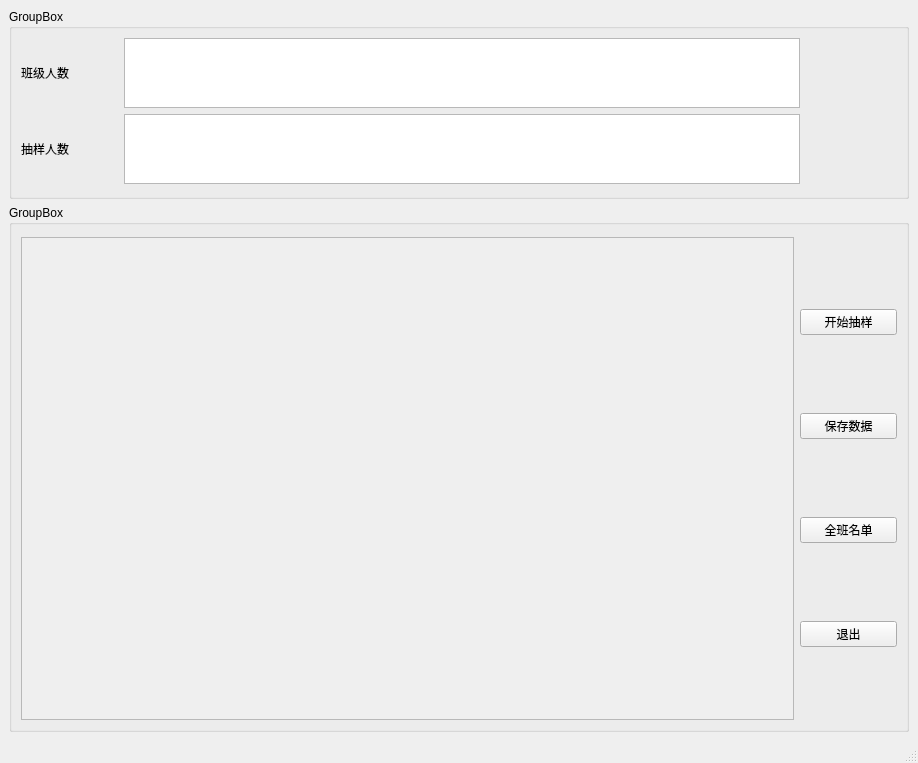
Old version of the form QT/qt_exercise1.ui in the repository lyndonhe666/Learn_python.
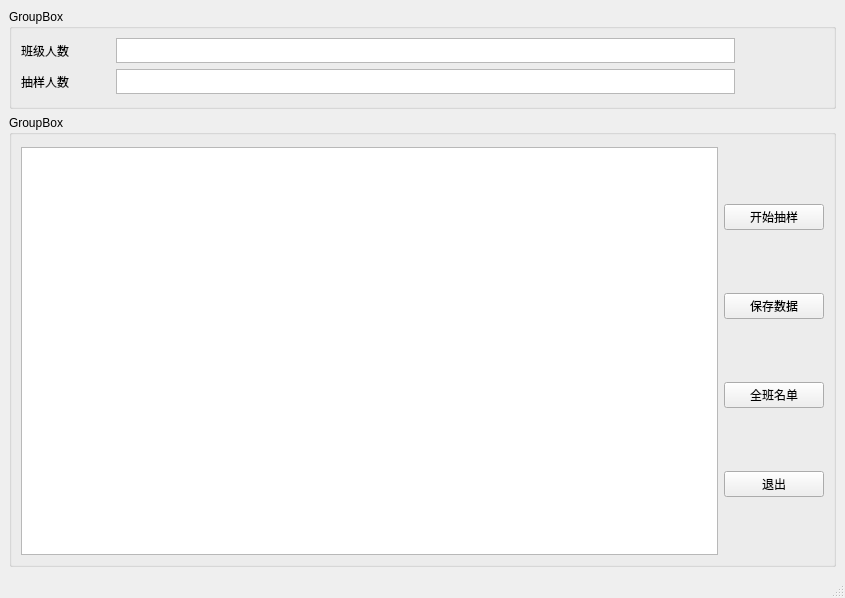
New version of the form.

Commit message: change the name of the two plainTextEdit

Diff of the .ui file:
```diff
--- a/QT/qt_exercise1.ui
+++ b/QT/qt_exercise1.ui
@@ -6,8 +6,8 @@
    <rect>
     <x>0</x>
     <y>0</y>
-    <width>918</width>
-    <height>763</height>
+    <width>845</width>
+    <height>598</height>
    </rect>
   </property>
   <property name="windowTitle">
@@ -23,9 +23,15 @@
       <property name="sizePolicy">
        <sizepolicy hsizetype="Preferred" vsizetype="Preferred">
         <horstretch>4</horstretch>
-        <verstretch>4</verstretch>
+        <verstretch>1</verstretch>
        </sizepolicy>
       </property>
+      <property name="maximumSize">
+       <size>
+        <width>1000000</width>
+        <height>100</height>
+       </size>
+      </property>
       <property name="title">
        <string>GroupBox</string>
       </property>
@@ -38,6 +44,12 @@
        </property>
        <item>
         <layout class="QHBoxLayout" name="horizontalLayout" stretch="1,7,1">
+         <property name="spacing">
+          <number>-1</number>
+         </property>
+         <property name="sizeConstraint">
+          <enum>QLayout::SetNoConstraint</enum>
+         </property>
          <item>
           <widget class="QLabel" name="label">
            <property name="sizePolicy">
@@ -104,26 +116,12 @@
       <property name="title">
        <string>GroupBox</string>
       </property>
-      <layout class="QHBoxLayout" name="horizontalLayout_3" stretch="8,1">
+      <layout class="QHBoxLayout" name="horizontalLayout_3" stretch="7,1">
        <property name="topMargin">
         <number>12</number>
        </property>
        <item>
-        <widget class="QScrollArea" name="scrollArea">
-         <property name="widgetResizable">
-          <bool>true</bool>
-         </property>
-         <widget class="QWidget" name="scrollAreaWidgetContents">
-          <property name="geometry">
-           <rect>
-            <x>0</x>
-            <y>0</y>
-            <width>757</width>
-            <height>555</height>
-           </rect>
-          </property>
-         </widget>
-        </widget>
+        <widget class="QTextEdit" name="textEdit"/>
        </item>
        <item>
         <layout class="QVBoxLayout" name="verticalLayout_2">
```
Left out of the diff: 6 changed lines with no effect on the pictures.
